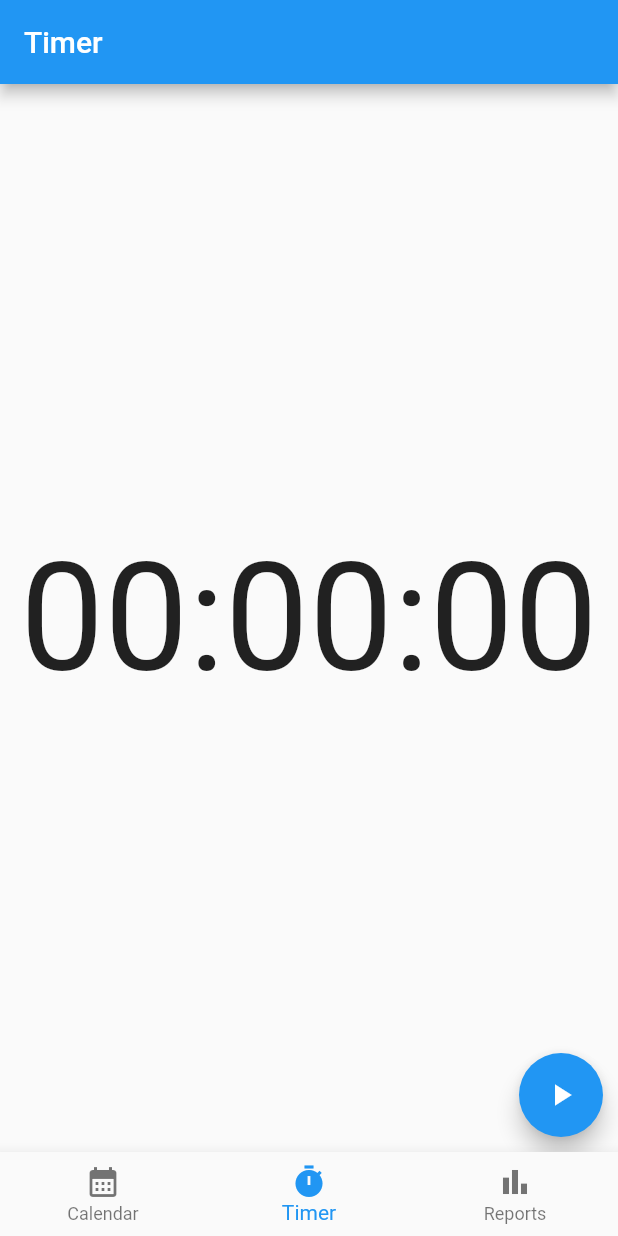
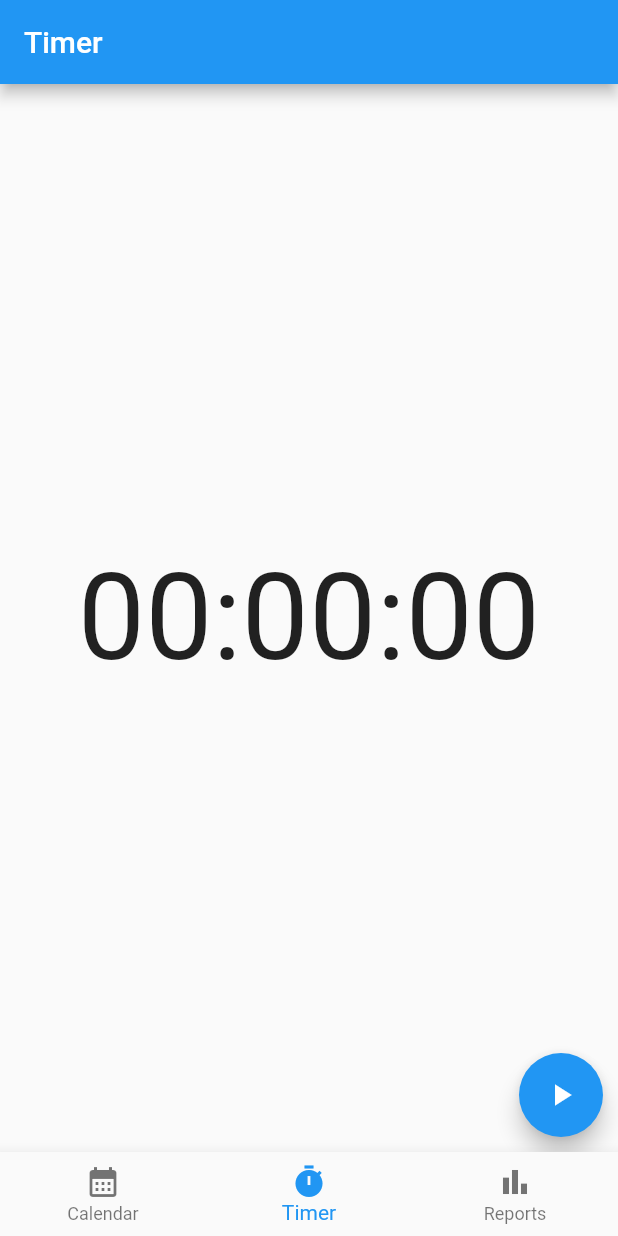
Before and after one commit to huigang39/timer, a Flutter app: the screen it shows after launch, on a phone screen of 412 x 824 dp. Run offline on Flutter 3.47's test engine with Material 2 defaults, Android fonts, the phone set to English and light mode, and no system bars.

Commit message:
解决了不等宽字体计时的时候数字跳动的问题

```diff
--- a/lib/pages/timer.dart
+++ b/lib/pages/timer.dart
@@ -1,3 +1,4 @@
+import 'dart:ui';
 import 'dart:async';
 import 'package:flutter/material.dart';
 
@@ -45,12 +46,29 @@ class _TimerPageState extends State<TimerPage> {
       body: Stack(
         children: <Widget>[
           Center(
-            child: Column(
+            child: Row(
               mainAxisAlignment: MainAxisAlignment.center,
               children: <Widget>[
-                Text(
-                  '${_hours.toString().padLeft(2, '0')}:${_minutes.toString().padLeft(2, '0')}:${_seconds.toString().padLeft(2, '0')}',
-                  style: const TextStyle(fontSize: 100),
+                Text.rich(
+                  TextSpan(text: '${_hours.toString().padLeft(2, '0')}:'),
+                  style: const TextStyle(
+                    fontSize: 80,
+                    fontFeatures: [FontFeature.tabularFigures()],
+                  ),
+                ),
+                Text.rich(
+                  TextSpan(text: '${_minutes.toString().padLeft(2, '0')}:'),
+                  style: const TextStyle(
+                    fontSize: 80,
+                    fontFeatures: [FontFeature.tabularFigures()],
+                  ),
+                ),
+                Text.rich(
+                  TextSpan(text: _seconds.toString().padLeft(2, '0')),
+                  style: const TextStyle(
+                    fontSize: 80,
+                    fontFeatures: [FontFeature.tabularFigures()],
+                  ),
                 ),
               ],
             ),
```
